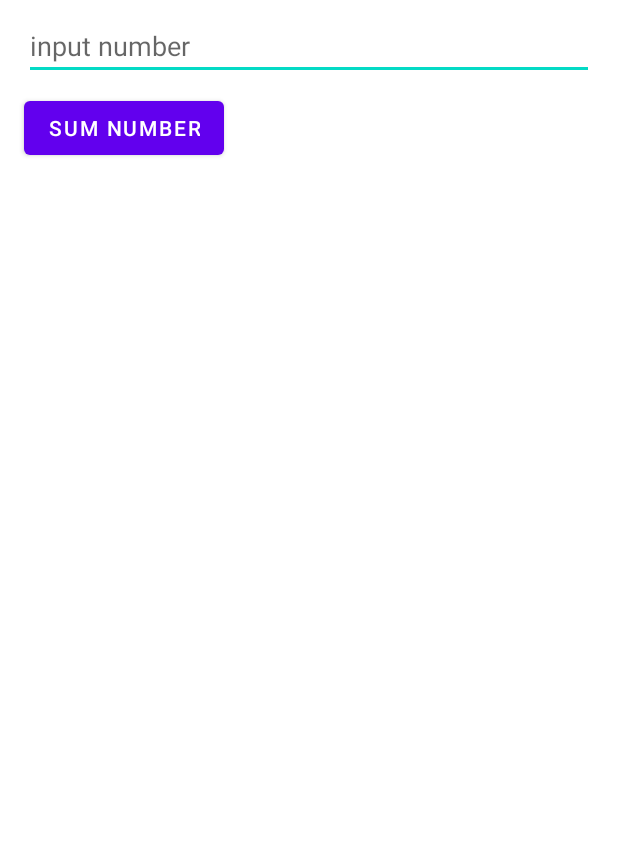
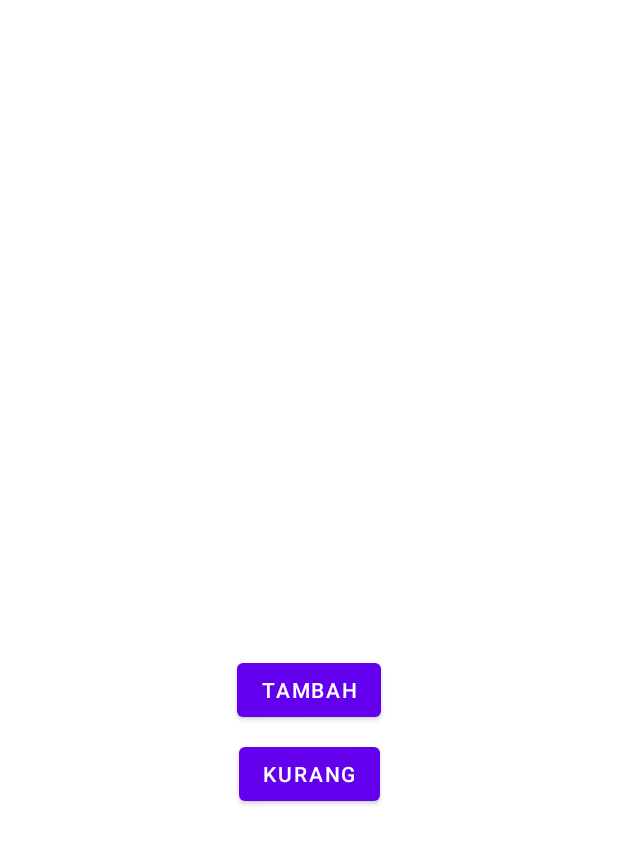
Before and after one commit to dzaky1201/AndroidJetpackFundamental, an Android app: the layout activity_main.xml on its own in the app's theme, with its tools: preview values and no code run, on a phone screen of 412 x 824 dp. Shown: the top 844 px of the screen. Run offline under Robolectric (Android 15) with nearby library versions, the phone set to English and light mode, and no system bars.

Commit message:
Live Data 2

```diff
--- a/app/src/main/java/com/dzakyhdr/traindatabinding/MainViewModelFactory.kt
+++ b/app/src/main/java/com/dzakyhdr/traindatabinding/MainViewModelFactory.kt
@@ -2,11 +2,12 @@ package com.dzakyhdr.traindatabinding
 
 import androidx.lifecycle.ViewModel
 import androidx.lifecycle.ViewModelProvider
+import java.lang.IllegalArgumentException
 
-class MainViewModelFactory(private val startCount: Int): ViewModelProvider.Factory {
+class MainViewModelFactory(private var number: Int): ViewModelProvider.Factory {
     override fun <T : ViewModel?> create(modelClass: Class<T>): T {
         if (modelClass.isAssignableFrom(MainViewModel::class.java)){
-            return MainViewModel(startCount) as T
+            return MainViewModel(number) as T
         }
         throw IllegalArgumentException("Unknown View Model Class")
     }
--- a/app/src/main/res/layout/activity_main.xml
+++ b/app/src/main/res/layout/activity_main.xml
@@ -7,35 +7,33 @@
     tools:context=".MainActivity">
 
 
-    <EditText
-        android:id="@+id/edt_number"
-        android:layout_width="0dp"
+    <TextView
+        android:id="@+id/txt_number"
+        android:layout_width="wrap_content"
         android:layout_height="wrap_content"
-        android:layout_marginStart="16dp"
-        android:layout_marginTop="8dp"
-        android:layout_marginEnd="16dp"
-        android:ems="10"
-        android:hint="input number"
-        android:inputType="number"
+        android:textSize="23sp"
+        app:layout_constraintBottom_toBottomOf="parent"
         app:layout_constraintEnd_toEndOf="parent"
         app:layout_constraintStart_toStartOf="parent"
         app:layout_constraintTop_toTopOf="parent" />
 
     <Button
-        android:id="@+id/btn_sum"
+        android:id="@+id/btn_number"
         android:layout_width="wrap_content"
         android:layout_height="wrap_content"
         android:layout_marginTop="8dp"
-        android:text="Sum Number"
-        app:layout_constraintStart_toStartOf="@+id/edt_number"
-        app:layout_constraintTop_toBottomOf="@+id/edt_number" />
+        android:text="Tambah"
+        app:layout_constraintEnd_toEndOf="@+id/txt_number"
+        app:layout_constraintStart_toStartOf="@+id/txt_number"
+        app:layout_constraintTop_toBottomOf="@+id/txt_number" />
 
-    <TextView
-        android:id="@+id/txt_result"
+    <Button
+        android:id="@+id/btn_kurang"
         android:layout_width="wrap_content"
         android:layout_height="wrap_content"
-        android:layout_marginTop="16dp"
-        android:textSize="23sp"
-        app:layout_constraintStart_toStartOf="@+id/btn_sum"
-        app:layout_constraintTop_toBottomOf="@+id/btn_sum" />
+        android:layout_marginTop="8dp"
+        android:text="Kurang"
+        app:layout_constraintEnd_toEndOf="@+id/btn_number"
+        app:layout_constraintStart_toStartOf="@+id/btn_number"
+        app:layout_constraintTop_toBottomOf="@+id/btn_number" />
 </androidx.constraintlayout.widget.ConstraintLayout>
```
Also changed, not shown: app/src/main/java/com/dzakyhdr/traindatabinding/MainActivity.kt (+7 -5 lines), app/src/main/java/com/dzakyhdr/traindatabinding/MainViewModel.kt (+12 -5 lines).
